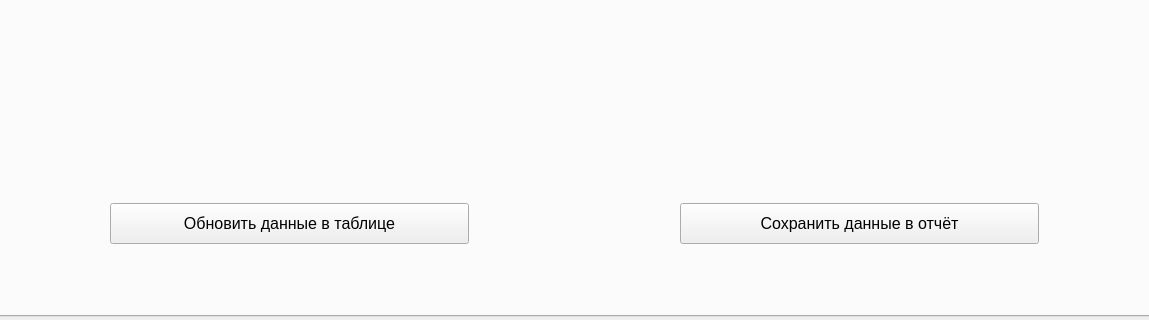
Above: Jewelry/admin.ui from laindash/Jewelry before the change; both pictures show x 172 to 1321 and y 384 to 704 of the 1475 by 704 pixel window. Below: the same form after it.
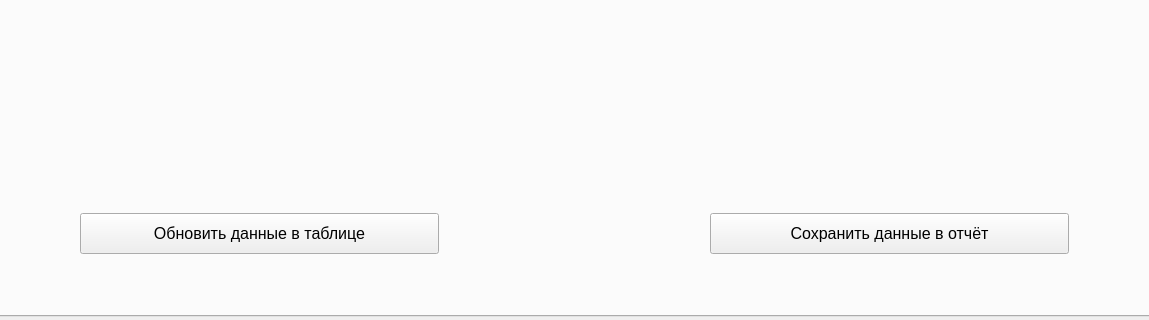
That is the form after the change. The open tabs and pages were chosen to show the change.

Patch:
```diff
--- a/Jewelry/admin.ui
+++ b/Jewelry/admin.ui
@@ -638,8 +638,8 @@
     <widget class="QPushButton" name="upd_faceting_table_btn">
      <property name="geometry">
       <rect>
-       <x>280</x>
-       <y>560</y>
+       <x>250</x>
+       <y>570</y>
        <width>359</width>
        <height>41</height>
       </rect>
@@ -662,8 +662,8 @@
     <widget class="QPushButton" name="save_faceting_table_btn">
      <property name="geometry">
       <rect>
-       <x>850</x>
-       <y>560</y>
+       <x>880</x>
+       <y>570</y>
        <width>359</width>
        <height>41</height>
       </rect>
```
Left out of the diff: 22 changed lines with no effect on the pictures.
